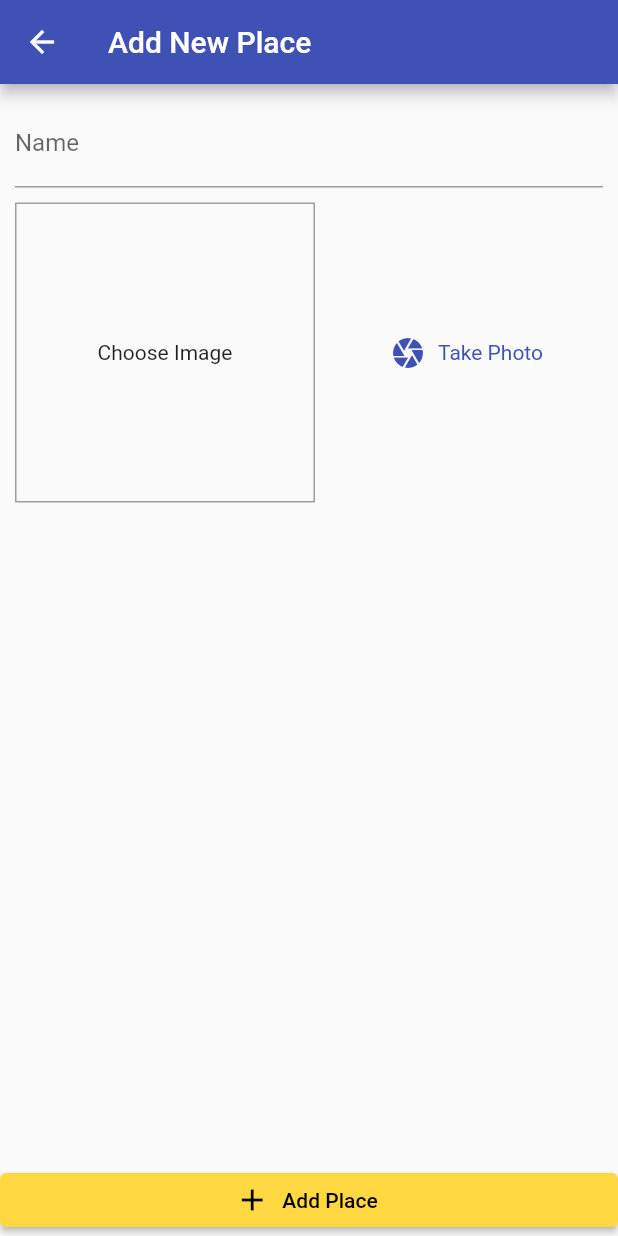
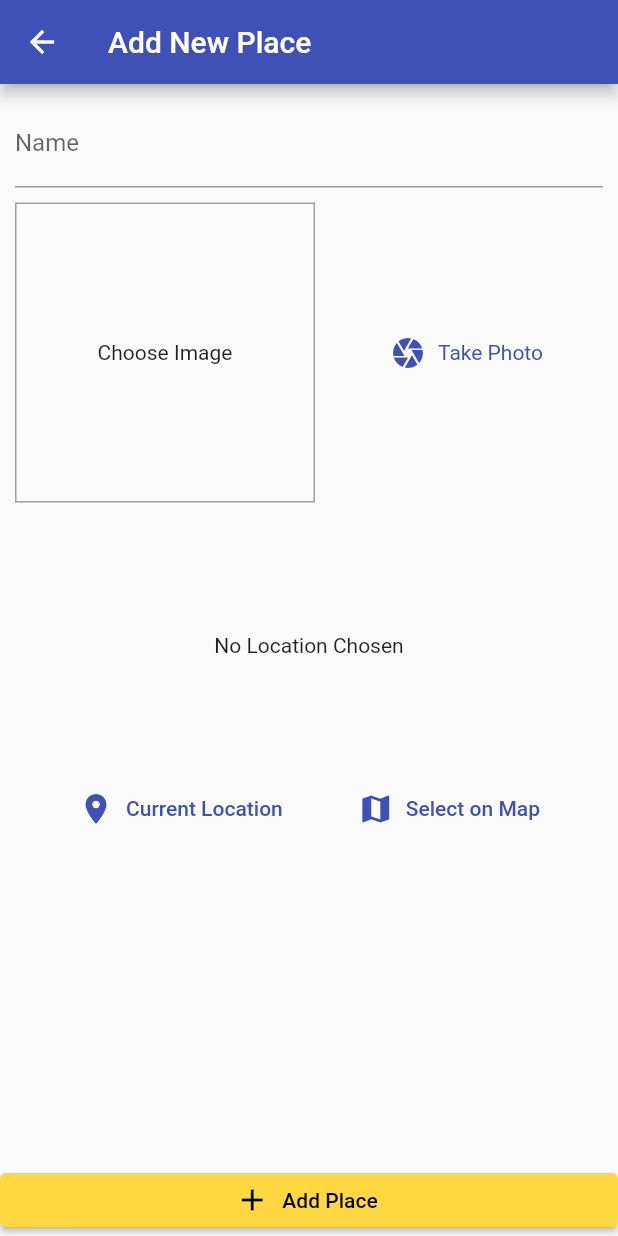
Before and after one commit to jemcmullin/flutter_udemy_great_places, a Flutter app: the AddPlaceScreen screen opened by its route, on a phone screen of 412 x 824 dp. Run offline on Flutter 3.47's test engine with Material 2 defaults, Android fonts, the phone set to English and light mode, and no system bars; our stand-ins replace image_picker, sqflite; accounts and stored records are empty.

Commit message:
add location plist and location selection UI

```diff
--- a/lib/screens/add_place_screen.dart
+++ b/lib/screens/add_place_screen.dart
@@ -2,6 +2,7 @@ import 'dart:io';
 import 'package:flutter/material.dart';
 import 'package:provider/provider.dart';
 import '../widgets/image_input.dart';
+import '../widgets/location_input.dart';
 import '../providers/places_provider.dart';
 
 class AddPlaceScreen extends StatefulWidget {
@@ -53,6 +54,10 @@ class _AddPlaceScreenState extends State<AddPlaceScreen> {
                         height: 10,
                       ),
                       ImageInput(_selectImage),
+                      SizedBox(
+                        height: 10,
+                      ),
+                      LocationInput(),
                     ],
                   ),
                 ),
--- /dev/null
+++ b/lib/widgets/location_input.dart
@@ -0,0 +1,49 @@
+import 'package:flutter/material.dart';
+
+class LocationInput extends StatefulWidget {
+  @override
+  _LocationInputState createState() => _LocationInputState();
+}
+
+class _LocationInputState extends State<LocationInput> {
+  String _previewImageUrl;
+
+  @override
+  Widget build(BuildContext context) {
+    return Column(
+      children: [
+        Container(
+          height: 170,
+          width: double.infinity,
+          alignment: Alignment.center,
+          child: _previewImageUrl == null
+              ? Text(
+                  'No Location Chosen',
+                  textAlign: TextAlign.center,
+                )
+              : Image.network(
+                  _previewImageUrl,
+                  fit: BoxFit.cover,
+                  width: double.infinity,
+                  alignment: Alignment.center,
+                ),
+        ),
+        Row(
+          mainAxisAlignment: MainAxisAlignment.spaceEvenly,
+          children: [
+            TextButton.icon(
+              onPressed: () {},
+              icon: Icon(Icons.location_on),
+              label: Text('Current Location'),
+            ),
+            TextButton.icon(
+              onPressed: () {},
+              icon: Icon(Icons.map),
+              label: Text('Select on Map'),
+            ),
+          ],
+        )
+      ],
+    );
+  }
+}
```
Also changed, not shown: 2 other files.
